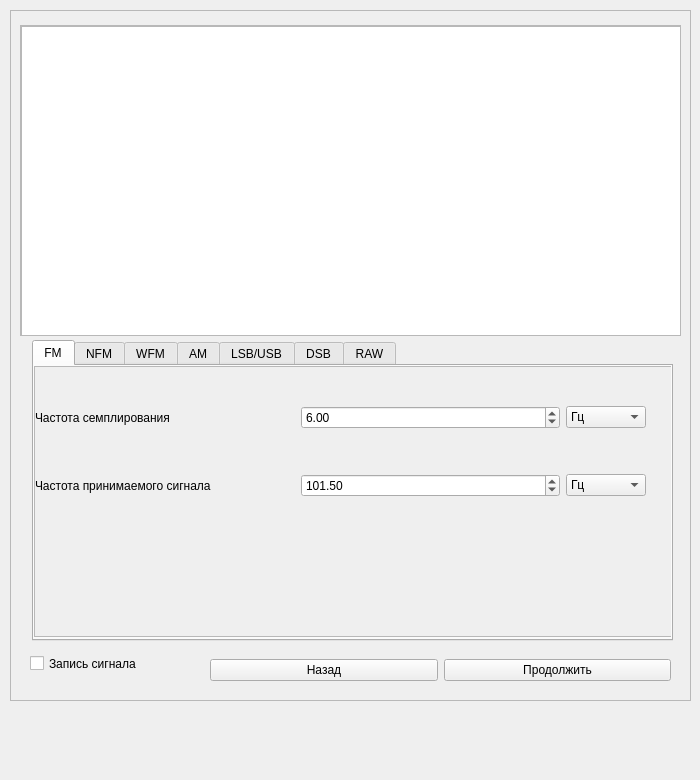
Old version of the form window_modulation.ui in the repository PloticynaEl/SDR.
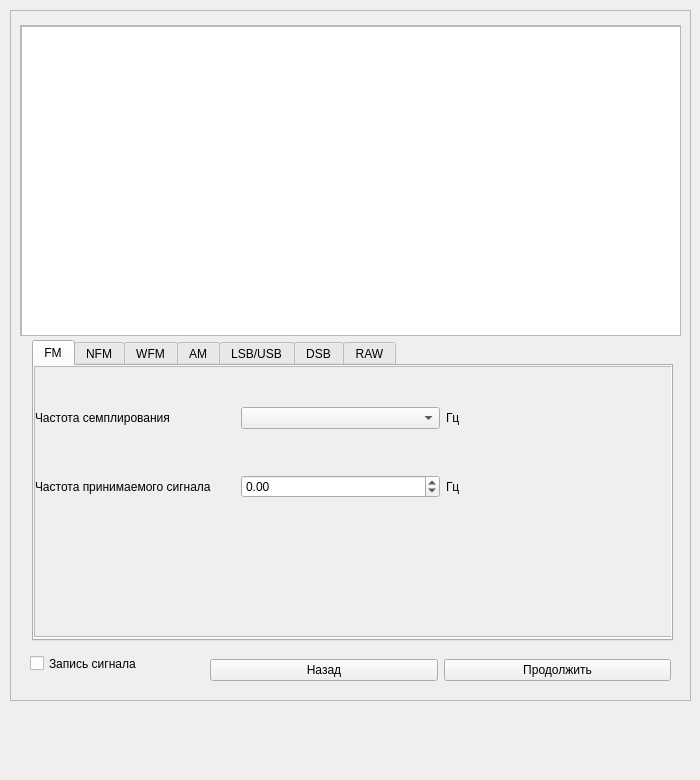
New version of the form.

What changed in the file:
```diff
--- a/window_modulation.ui
+++ b/window_modulation.ui
@@ -114,13 +114,6 @@
          <property name="sizeConstraint">
           <enum>QLayout::SetDefaultConstraint</enum>
          </property>
-         <item row="0" column="1">
-          <widget class="QDoubleSpinBox" name="doubleSpinBox">
-           <property name="value">
-            <double>6.000000000000000</double>
-           </property>
-          </widget>
-         </item>
          <item row="0" column="0">
           <widget class="QLabel" name="label_10">
            <property name="text">
@@ -145,79 +138,33 @@
           </widget>
          </item>
          <item row="0" column="2">
-          <widget class="QComboBox" name="comboBox_8">
-           <property name="maximumSize">
-            <size>
-             <width>80</width>
-             <height>16777215</height>
-            </size>
+          <widget class="QLabel" name="label">
+           <property name="text">
+            <string>Гц</string>
            </property>
-           <property name="duplicatesEnabled">
-            <bool>false</bool>
-           </property>
-           <property name="frame">
-            <bool>true</bool>
-           </property>
-           <item>
-            <property name="text">
-             <string>Гц</string>
-            </property>
-           </item>
-           <item>
-            <property name="text">
-             <string>кГц</string>
-            </property>
-           </item>
-           <item>
-            <property name="text">
-             <string>МГц</string>
-            </property>
-           </item>
-           <item>
-            <property name="text">
-             <string/>
-            </property>
-           </item>
           </widget>
          </item>
-         <item row="1" column="1">
-          <widget class="QDoubleSpinBox" name="doubleSpinBox_2">
-           <property name="maximum">
-            <double>1000.990000000000009</double>
-           </property>
-           <property name="value">
-            <double>101.500000000000000</double>
-           </property>
-          </widget>
+         <item row="0" column="1">
+          <widget class="QComboBox" name="comboBox_sampl"/>
          </item>
          <item row="1" column="2">
-          <widget class="QComboBox" name="comboBox_9">
-           <property name="maximumSize">
-            <size>
-             <width>80</width>
-             <height>16777215</height>
-            </size>
+          <widget class="QLabel" name="label_2">
+           <property name="text">
+            <string>Гц</string>
            </property>
-           <item>
-            <property name="text">
-             <string>Гц</string>
-            </property>
-           </item>
-           <item>
-            <property name="text">
-             <string>кГц</string>
-            </property>
-           </item>
-           <item>
-            <property name="text">
-             <string>МГц</string>
-            </property>
-           </item>
-           <item>
-            <property name="text">
-             <string>ГГц</string>
-            </property>
-           </item>
+          </widget>
+         </item>
+         <item row="1" column="1">
+          <widget class="QDoubleSpinBox" name="doubleSpinBox_freq">
+           <property name="wrapping">
+            <bool>true</bool>
+           </property>
+           <property name="buttonSymbols">
+            <enum>QAbstractSpinBox::UpDownArrows</enum>
+           </property>
+           <property name="accelerated">
+            <bool>true</bool>
+           </property>
           </widget>
          </item>
         </layout>
```
Left out of the diff: 4 changed lines with no effect on the pictures.
